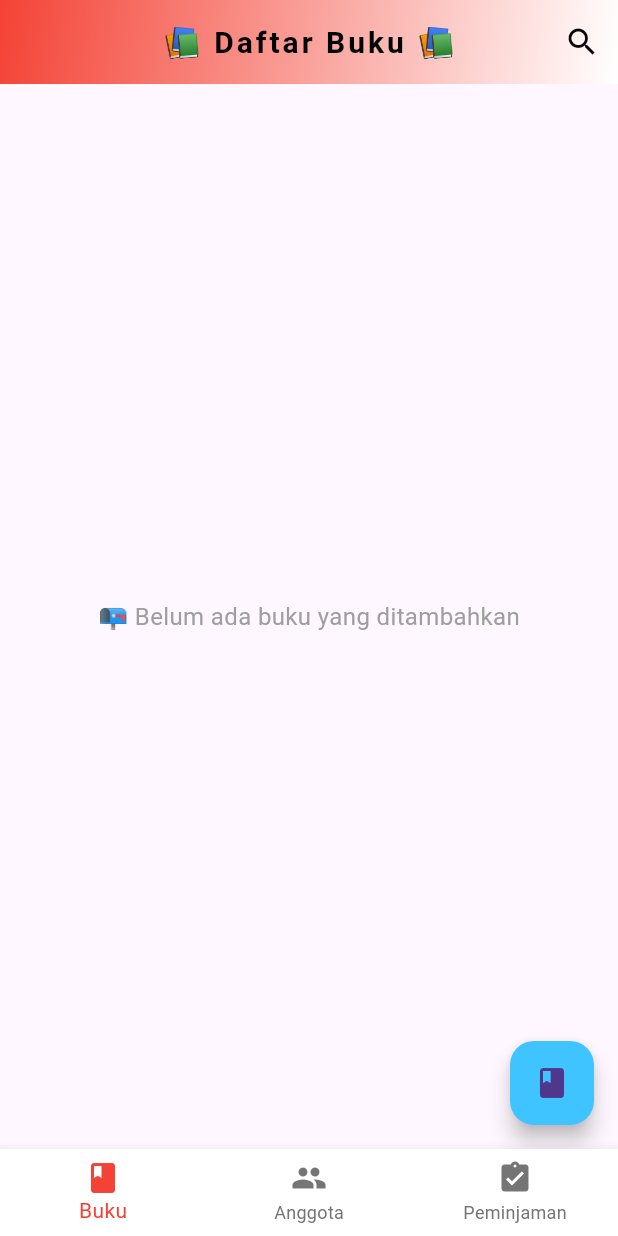
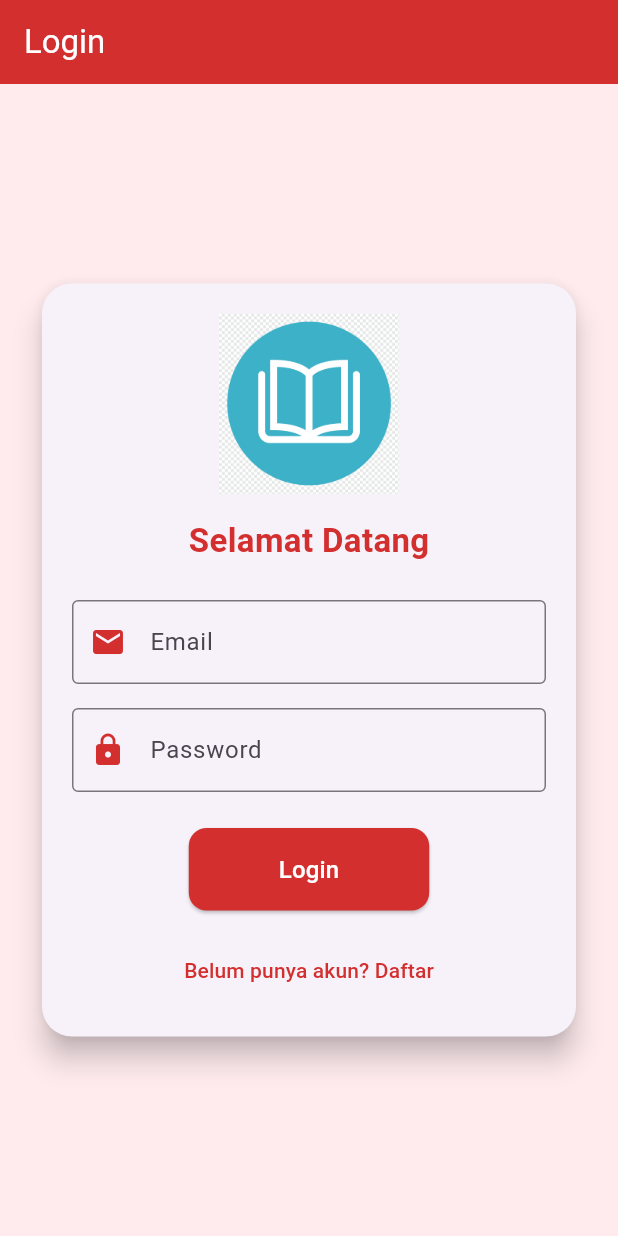
Before and after one commit to mzackyaulya/UasPab2, a Flutter app: the screen it shows after launch, on a phone screen of 412 x 824 dp. Run offline on Flutter 3.47's test engine with Material 3 defaults, Android fonts, the light colour scheme and no system bars; our stand-ins replace cloud_firestore, firebase_auth, firebase_core; accounts and stored records are empty; Roboto replaces fonts that are missing (Poppins).

Commit message:
login dan register

```diff
--- a/Perpustakaan/lib/main.dart
+++ b/Perpustakaan/lib/main.dart
@@ -1,9 +1,10 @@
 import 'package:flutter/material.dart';
 import 'package:firebase_core/firebase_core.dart';
+import 'package:firebase_auth/firebase_auth.dart';
+
 import 'package:perpustakaan/firebase_options.dart';
-import 'package:perpustakaan/models/anggota.dart';
-import 'package:perpustakaan/pages/anggota_page.dart';
 import 'package:perpustakaan/pages/home_page.dart';
+import 'package:perpustakaan/pages/login_page.dart';
 
 void main() async {
   WidgetsFlutterBinding.ensureInitialized();
@@ -14,13 +15,42 @@ void main() async {
 }
 
 class MyApp extends StatelessWidget {
+  const MyApp({super.key});
+
   @override
   Widget build(BuildContext context) {
     return MaterialApp(
+      title: 'Aplikasi Perpustakaan',
       debugShowCheckedModeBanner: false,
-      title: 'Aplikasi Perpustakaan',
-      theme: ThemeData(primarySwatch: Colors.indigo),
-      home: HomePage(), // ganti sesuai halaman pertamamu
+      theme: ThemeData(
+        primarySwatch: Colors.indigo,
+      ),
+      home: AuthGate(), // Autologin gate
     );
   }
 }
+
+class AuthGate extends StatelessWidget {
+  @override
+  Widget build(BuildContext context) {
+    return StreamBuilder<User?>(
+      stream: FirebaseAuth.instance.authStateChanges(),
+      builder: (context, snapshot) {
+        // Loading dulu
+        if (snapshot.connectionState == ConnectionState.waiting) {
+          return Scaffold(
+            body: Center(child: CircularProgressIndicator()),
+          );
+        }
+
+        // Jika belum login, arahkan ke login page
+        if (!snapshot.hasData) {
+          return LoginPage();
+        }
+
+        // Jika sudah login, arahkan ke home page
+        return HomePage();
+      },
+    );
+  }
+}
--- /dev/null
+++ b/Perpustakaan/lib/pages/login_page.dart
@@ -0,0 +1,131 @@
+import 'package:flutter/material.dart';
+import 'package:firebase_auth/firebase_auth.dart';
+import 'register_page.dart';
+import 'home_page.dart';
+
+class LoginPage extends StatelessWidget {
+  final TextEditingController emailController = TextEditingController();
+  final TextEditingController passwordController = TextEditingController();
+
+  void login(BuildContext context) async {
+    try {
+      await FirebaseAuth.instance.signInWithEmailAndPassword(
+        email: emailController.text.trim(),
+        password: passwordController.text.trim(),
+      );
+      Navigator.pushReplacement(
+        context,
+        MaterialPageRoute(builder: (_) => HomePage()),
+      );
+    } catch (e) {
+      ScaffoldMessenger.of(context).showSnackBar(
+        SnackBar(content: Text('Login gagal: $e')),
+      );
+    }
+  }
+
+  @override
+  Widget build(BuildContext context) {
+    final Color primaryRed = Colors.red.shade700;
+
+    return Scaffold(
+      backgroundColor: Colors.red.shade50,
+      appBar: AppBar(
+        title: Text("Login"),
+        backgroundColor: primaryRed,
+        foregroundColor: Colors.white,
+        elevation: 0,
+      ),
+      body: Center(
+        child: SingleChildScrollView(
+          padding: const EdgeInsets.all(24),
+          child: Card(
+            elevation: 8,
+            shape: RoundedRectangleBorder(borderRadius: BorderRadius.circular(20)),
+            child: Padding(
+              padding: const EdgeInsets.all(20),
+              child: Column(
+                mainAxisSize: MainAxisSize.min,
+                children: [
+                  // 🔴 LOGO
+                  Image.asset(
+                    'assets/logo.png',
+                    height: 120,
+                    fit: BoxFit.contain,
+                  ),
+                  const SizedBox(height: 16),
+
+                  // 🔴 JUDUL
+                  Text(
+                    "Selamat Datang",
+                    style: TextStyle(
+                      fontSize: 22,
+                      fontWeight: FontWeight.bold,
+                      color: primaryRed,
+                    ),
+                  ),
+                  const SizedBox(height: 24),
+
+                  // 🔴 EMAIL
+                  TextField(
+                    controller: emailController,
+                    decoration: InputDecoration(
+                      labelText: 'Email',
+                      border: OutlineInputBorder(),
+                      prefixIcon: Icon(Icons.email, color: primaryRed),
+                    ),
+                    keyboardType: TextInputType.emailAddress,
+                  ),
+                  const SizedBox(height: 16),
+
+                  // 🔴 PASSWORD
+                  TextField(
+                    controller: passwordController,
+                    decoration: InputDecoration(
+                      labelText: 'Password',
+                      border: OutlineInputBorder(),
+                      prefixIcon: Icon(Icons.lock, color: primaryRed),
+                    ),
+                    obscureText: true,
+                  ),
+                  const SizedBox(height: 24),
+
+                  // 🔴 TOMBOL LOGIN
+                  ElevatedButton(
+                    onPressed: () => login(context),
+                    style: ElevatedButton.styleFrom(
+                      backgroundColor: primaryRed,
+                      shape: RoundedRectangleBorder(
+                        borderRadius: BorderRadius.circular(12),
+                      ),
+                      padding: EdgeInsets.symmetric(vertical: 16, horizontal: 60),
+                    ),
+                    child: Text(
+                      "Login",
+                      style: TextStyle(fontSize: 16, color: Colors.white),
+                    ),
+                  ),
+                  const SizedBox(height: 16),
+
+                  // 🔴 LINK KE REGISTER
+                  TextButton(
+                    onPressed: () {
+                      Navigator.push(
+                        context,
+                        MaterialPageRoute(builder: (_) => RegisterPage()),
+                      );
+                    },
+                    child: Text(
+                      "Belum punya akun? Daftar",
+                      style: TextStyle(color: primaryRed),
+                    ),
+                  )
+                ],
+              ),
+            ),
+          ),
+        ),
+      ),
+    );
+  }
+}
--- a/Perpustakaan/pubspec.yaml
+++ b/Perpustakaan/pubspec.yaml
@@ -31,6 +31,7 @@ dependencies:
   flutter:
     sdk: flutter
   firebase_core: ^3.14.0
+  firebase_auth: ^5.6.0
   cloud_firestore: ^5.6.9
   provider: ^6.1.5
   cached_network_image: ^3.4.1
@@ -64,9 +65,8 @@ flutter:
   uses-material-design: true
 
   # To add assets to your application, add an assets section, like this:
-  # assets:
-  #   - images/a_dot_burr.jpeg
-  #   - images/a_dot_ham.jpeg
+  assets:
+   - assets/logo.png
 
   # An image asset can refer to one or more resolution-specific "variants", see
   # https://flutter.dev/to/resolution-aware-images
```
Also changed, not shown: Perpustakaan/lib/pages/register_page.dart (added, +151 -0 lines), Perpustakaan/assets/logo.png (added), Perpustakaan/pubspec.lock, 2 other files.
